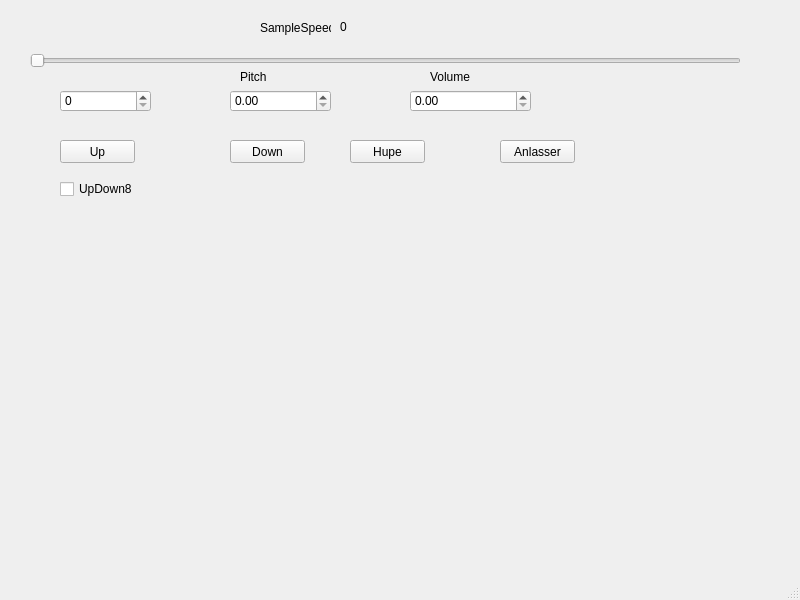
Qt form src/sys/carSound/carSound.ui (hlrs-vis/covise) before a commit.
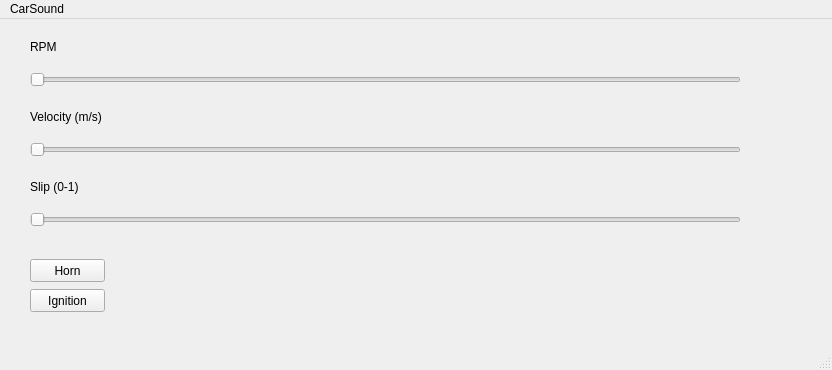
The same form after that commit.

Commit message: adapt carSound to new FMod Studio add Wheel and Wind sound

What changed in the file:
```diff
--- a/src/sys/carSound/carSound.ui
+++ b/src/sys/carSound/carSound.ui
@@ -1,30 +1,20 @@
 <ui version="4.0" >
  <class>MainWindow</class>
- <widget class="QMainWindow" name="MainWindow" >
-  <property name="geometry" >
+ <widget class="QMainWindow" name="MainWindow">
+  <property name="geometry">
    <rect>
     <x>0</x>
     <y>0</y>
-    <width>800</width>
-    <height>600</height>
+    <width>832</width>
+    <height>370</height>
    </rect>
   </property>
   <property name="windowTitle" >
    <string>MainWindow</string>
   </property>
-  <widget class="QWidget" name="centralwidget" >
-   <widget class="QSpinBox" name="speed" >
-    <property name="geometry" >
-     <rect>
-      <x>60</x>
-      <y>90</y>
-      <width>91</width>
-      <height>22</height>
-     </rect>
-    </property>
-   </widget>
-   <widget class="QSlider" name="speedSlider" >
-    <property name="geometry" >
+  <widget class="QWidget" name="centralwidget">
+   <widget class="QSlider" name="speedSlider">
+    <property name="geometry">
      <rect>
       <x>30</x>
       <y>50</y>
@@ -36,153 +26,114 @@
      <enum>Qt::Horizontal</enum>
     </property>
    </widget>
-   <widget class="QLabel" name="label" >
-    <property name="geometry" >
+   <widget class="QLabel" name="label">
+    <property name="geometry">
      <rect>
-      <x>260</x>
+      <x>30</x>
       <y>20</y>
       <width>71</width>
       <height>16</height>
      </rect>
     </property>
-    <property name="text" >
-     <string>SampleSpeed</string>
+    <property name="text">
+     <string>RPM</string>
     </property>
    </widget>
-   <widget class="QLabel" name="sampleSpeed" >
-    <property name="geometry" >
+   <widget class="QLabel" name="label_2">
+    <property name="geometry">
      <rect>
-      <x>340</x>
-      <y>20</y>
-      <width>46</width>
-      <height>14</height>
+      <x>30</x>
+      <y>90</y>
+      <width>81</width>
+      <height>16</height>
      </rect>
     </property>
-    <property name="text" >
-     <string>0</string>
+    <property name="text">
+     <string>Velocity (m/s)</string>
     </property>
    </widget>
-   <widget class="QDoubleSpinBox" name="pitchOffset" >
-    <property name="geometry" >
+   <widget class="QPushButton" name="hupeButton">
+    <property name="geometry">
      <rect>
-      <x>230</x>
-      <y>90</y>
-      <width>101</width>
-      <height>22</height>
-     </rect>
-    </property>
-   </widget>
-   <widget class="QPushButton" name="pushButton" >
-    <property name="geometry" >
-     <rect>
-      <x>60</x>
-      <y>140</y>
+      <x>30</x>
+      <y>240</y>
       <width>75</width>
       <height>23</height>
      </rect>
     </property>
-    <property name="text" >
-     <string>Up</string>
+    <property name="text">
+     <string>Horn</string>
     </property>
    </widget>
-   <widget class="QPushButton" name="pushButton_2" >
-    <property name="geometry" >
+   <widget class="QPushButton" name="anlasserButton">
+    <property name="geometry">
      <rect>
-      <x>230</x>
-      <y>140</y>
+      <x>30</x>
+      <y>270</y>
       <width>75</width>
       <height>23</height>
      </rect>
     </property>
-    <property name="text" >
-     <string>Down</string>
+    <property name="text">
+     <string>Ignition</string>
     </property>
    </widget>
-   <widget class="QCheckBox" name="upDown" >
-    <property name="geometry" >
+   <widget class="QSlider" name="velocitySlider">
+    <property name="geometry">
      <rect>
-      <x>60</x>
-      <y>180</y>
-      <width>72</width>
-      <height>18</height>
+      <x>30</x>
+      <y>120</y>
+      <width>711</width>
+      <height>21</height>
      </rect>
     </property>
-    <property name="text" >
-     <string>UpDown80</string>
+    <property name="orientation">
+     <enum>Qt::Horizontal</enum>
     </property>
    </widget>
-   <widget class="QDoubleSpinBox" name="volumeOffset" >
-    <property name="geometry" >
+   <widget class="QSlider" name="SlipSlider">
+    <property name="geometry">
      <rect>
-      <x>410</x>
-      <y>90</y>
-      <width>121</width>
-      <height>22</height>
+      <x>30</x>
+      <y>190</y>
+      <width>711</width>
+      <height>21</height>
      </rect>
     </property>
-   </widget>
-   <widget class="QLabel" name="label_2" >
-    <property name="geometry" >
-     <rect>
-      <x>430</x>
-      <y>70</y>
-      <width>46</width>
-      <height>14</height>
-     </rect>
+    <property name="orientation">
+     <enum>Qt::Horizontal</enum>
     </property>
-    <property name="text" >
-     <string>Volume</string>
-    </property>
    </widget>
-   <widget class="QLabel" name="label_3" >
-    <property name="geometry" >
+   <widget class="QLabel" name="label_4">
+    <property name="geometry">
      <rect>
-      <x>240</x>
-      <y>70</y>
-      <width>46</width>
-      <height>14</height>
+      <x>30</x>
+      <y>160</y>
+      <width>81</width>
+      <height>16</height>
      </rect>
     </property>
-    <property name="text" >
-     <string>Pitch</string>
-    </property>
-   </widget>
-   <widget class="QPushButton" name="hupeButton" >
-    <property name="geometry" >
-     <rect>
-      <x>350</x>
-      <y>140</y>
-      <width>75</width>
-      <height>23</height>
-     </rect>
-    </property>
-    <property name="text" >
-     <string>Hupe</string>
-    </property>
-   </widget>
-   <widget class="QPushButton" name="anlasserButton" >
-    <property name="geometry" >
-     <rect>
-      <x>500</x>
-      <y>140</y>
-      <width>75</width>
-      <height>23</height>
-     </rect>
-    </property>
-    <property name="text" >
-     <string>Anlasser</string>
+    <property name="text">
+     <string>Slip (0-1)</string>
     </property>
    </widget>
   </widget>
-  <widget class="QMenuBar" name="menubar" >
-   <property name="geometry" >
+  <widget class="QMenuBar" name="menubar">
+   <property name="geometry">
     <rect>
      <x>0</x>
      <y>0</y>
-     <width>800</width>
-     <height>21</height>
+     <width>832</width>
+     <height>22</height>
     </rect>
    </property>
+   <widget class="QMenu" name="menuCarSound">
+    <property name="title">
+     <string>CarSound</string>
+    </property>
+    <addaction name="actionQuit"/>
+   </widget>
+   <addaction name="menuCarSound"/>
   </widget>
   <widget class="QStatusBar" name="statusbar" />
  </widget>
```
Left out of the diff: 49 changed lines with no effect on the pictures. The commit also changes 7 other files.
